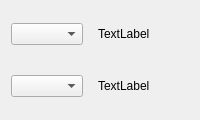
Above: widget.ui from miaogs/markSerialPort before the change. Below: the same form after it.
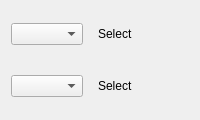
That is the form after the change.

Commit message: feat(apps):add the mouse event

```diff
--- a/widget.ui
+++ b/widget.ui
@@ -49,7 +49,7 @@
          <item row="0" column="0">
           <widget class="QLabel" name="label">
            <property name="text">
-            <string>TextLabel</string>
+            <string>Select</string>
            </property>
           </widget>
          </item>
@@ -97,7 +97,7 @@
          <item row="0" column="0">
           <widget class="QLabel" name="labelLast">
            <property name="text">
-            <string>TextLabel</string>
+            <string>Select</string>
            </property>
           </widget>
          </item>
```
The commit also changes 2 other files.
